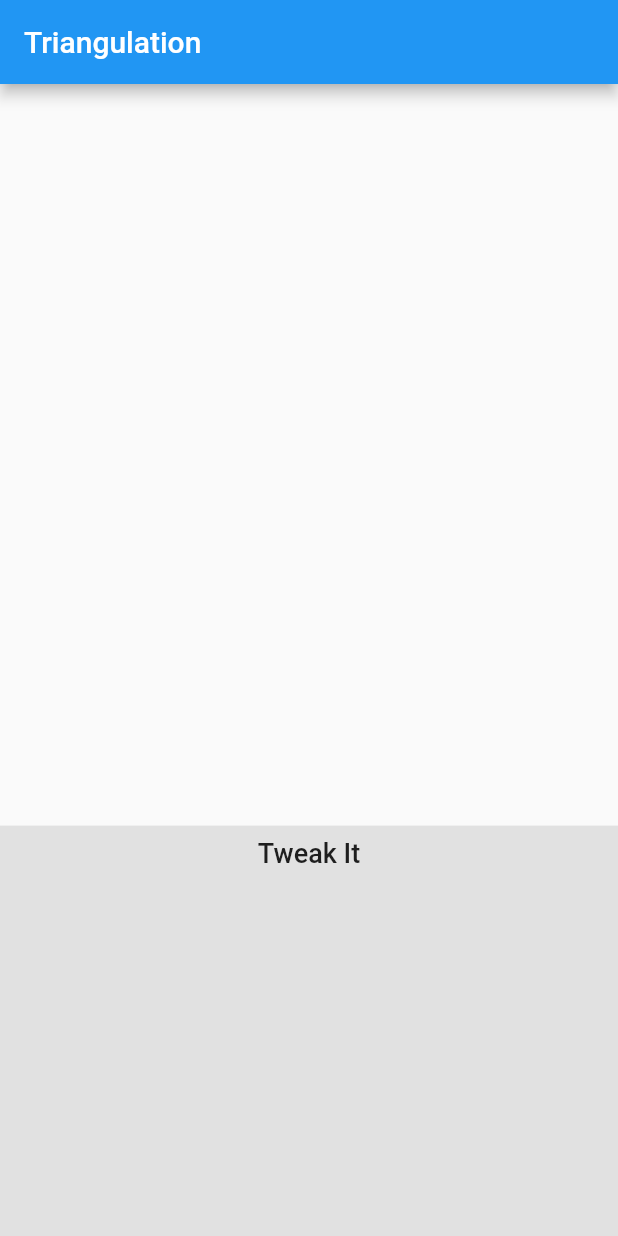
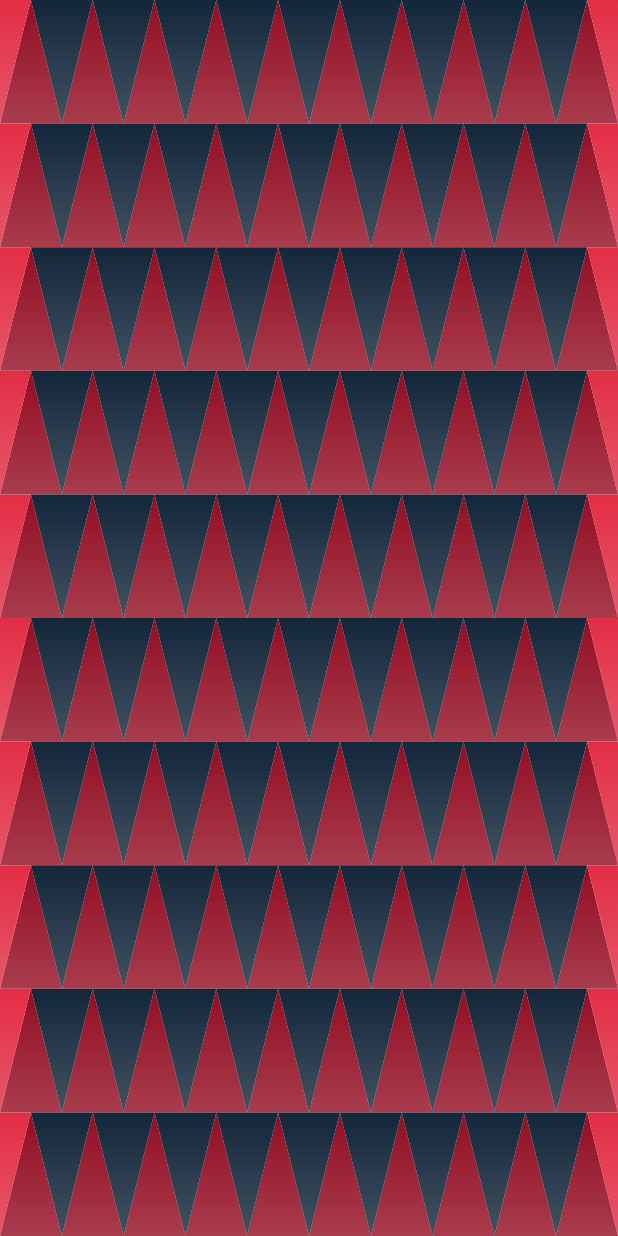
Before and after one commit to mohsin2596/Triangulation, a Flutter app: the screen it shows after launch, on a phone screen of 412 x 824 dp. Run offline on Flutter 3.47's test engine with Material 2 defaults, Android fonts, the phone set to English and light mode, and no system bars.

Commit message:
Added different shades of colors to triangles with gradient support

```diff
--- a/lib/screens/main_screen.dart
+++ b/lib/screens/main_screen.dart
@@ -1,4 +1,5 @@
 import 'package:flutter/material.dart';
+import 'package:flutter/services.dart';
 import 'package:triangulation/constans/strings.dart';
 import 'package:triangulation/utils/widget_helper.dart';
 
@@ -9,20 +10,21 @@ class MainScreen extends StatefulWidget {
 
 class _MainScreenState extends State<MainScreen> {
   //Number of rows of triangles to draw on canvas. Used for height calculation as well
-  var numOfRows = 5;
+  var numOfRows = 10;
 
   //Number of columns for canvas
-  var numOfColumns = 5;
+  var numOfColumns = 10;
 
   @override
   Widget build(BuildContext context) {
     var widgetHelper = TriangleWidgetHelper(context: context);
     widgetHelper.setRowsCols(numOfRows, numOfColumns);
 
+    SystemChrome.setEnabledSystemUIOverlays(SystemUiOverlay.values);
     return Scaffold(
-      appBar: AppBar(
-        title: Text(Strings.appTitle),
-      ),
+//      appBar: AppBar(
+//        title: Text(Strings.appTitle),
+//      ),
       body: Container(
         //Triangles will be stacked onto one another to fill screen
         child: Stack(
--- a/lib/utils/draw_triangle.dart
+++ b/lib/utils/draw_triangle.dart
@@ -1,3 +1,5 @@
+import 'dart:ui' as prefix0;
+
 import 'package:flutter/material.dart';
 
 //Variations of triangle supported by Custom Painter
@@ -24,6 +26,18 @@ class DrawTriangle extends CustomPainter {
   @override
   void paint(Canvas canvas, Size size) {
     var path = Path();
+
+    final rect = Rect.fromLTWH(0.0, 0.0, size.width, size.height);
+    final gradient = LinearGradient(
+      begin: Alignment.topCenter,
+      end: Alignment.bottomCenter,
+      colors: [
+        color,
+        color.withOpacity(0.8),
+      ],
+    );
+
+    _paint.shader = gradient.createShader(rect);
 
     switch (type) {
       case TriangleType.normal:
@@ -59,10 +73,6 @@ class DrawTriangle extends CustomPainter {
         break;
     }
 
-    //right angle triangle
-//    path.lineTo(size.width, size.height / 2);
-//    path.lineTo(0, size.height);
-//    path.close();
     canvas.drawPath(path, _paint);
   }
 
--- a/lib/utils/widget_helper.dart
+++ b/lib/utils/widget_helper.dart
@@ -19,15 +19,14 @@ class TriangleWidgetHelper {
     var screenSize = MediaQuery.of(context).size;
     var width = screenSize.width / numOfColumns;
 
-    //Canvas on which triangles will be drawn has roughly 3/5 of screen's height
-    var height = ((screenSize.height * 3) / 5) / numOfRows;
+    var height = screenSize.height / numOfRows;
 
     for (int i = 0; i < numOfColumns; i++) {
       triangles.add(
         CustomPaint(
           size: Size(width, height),
-          painter: DrawTriangle(
-              color: Colors.transparent, type: TriangleType.normal),
+          painter:
+              DrawTriangle(color: Color(0xFF930D22), type: TriangleType.normal),
         ),
       );
     }
@@ -41,10 +40,6 @@ class TriangleWidgetHelper {
     for (int i = 0; i < numOfRows; i++) {
       children.add(Row(children: getTriangleRow(context)));
     }
-
-    children.add(Expanded(
-      child: tweakContainer(),
-    ));
 
     return children;
   }
@@ -65,15 +60,14 @@ class TriangleWidgetHelper {
     var screenSize = MediaQuery.of(context).size;
     var width = screenSize.width / numOfColumns;
 
-    //Canvas on which triangles will be drawn has roughly 3/5 of screen's height
-    var height = ((screenSize.height * 3) / 5) / numOfRows;
+    var height = screenSize.height / numOfRows;
 
     //Left inverted triangle
     triangles.add(
       CustomPaint(
         size: Size(width / 2, height),
         painter: DrawTriangle(
-            color: Colors.transparent, type: TriangleType.leftCorner),
+            color: Color(0xFFE22E45), type: TriangleType.leftCorner),
       ),
     );
 
@@ -82,7 +76,7 @@ class TriangleWidgetHelper {
         CustomPaint(
           size: Size(width, height),
           painter: DrawTriangle(
-              color: Colors.transparent, type: TriangleType.inverted),
+              color: Color(0xFF13273A), type: TriangleType.inverted),
         ),
       );
     }
@@ -92,7 +86,7 @@ class TriangleWidgetHelper {
       CustomPaint(
         size: Size(width / 2, height),
         painter: DrawTriangle(
-            color: Colors.transparent, type: TriangleType.rightCorner),
+            color: Color(0xFFE22E45), type: TriangleType.rightCorner),
       ),
     );
 
```
